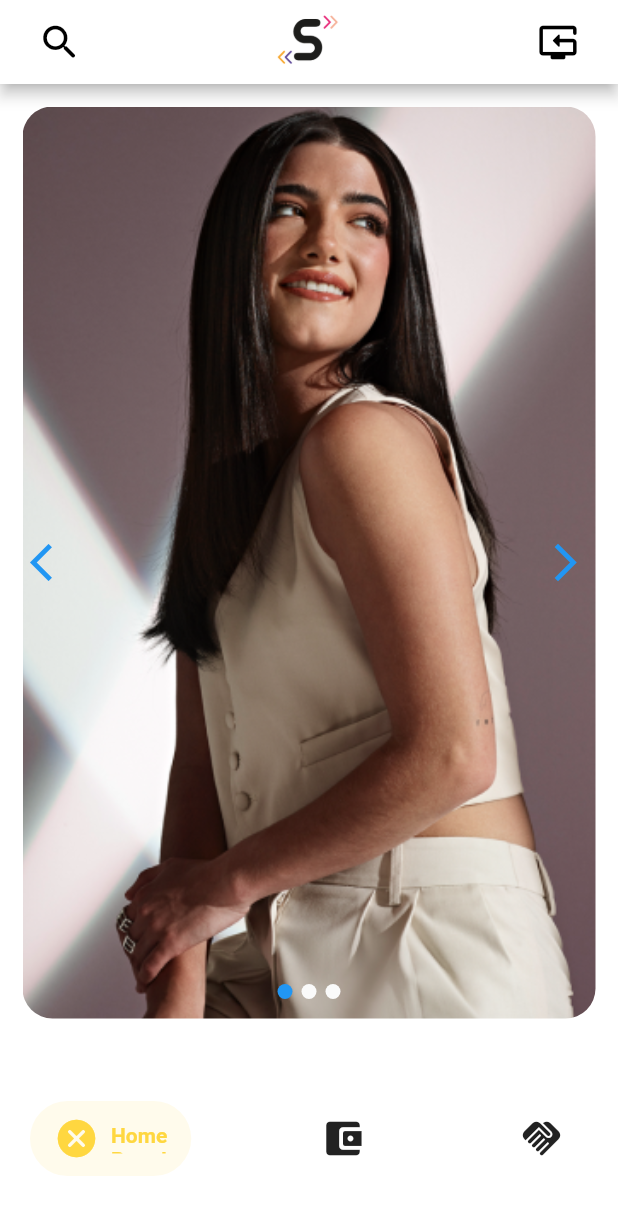
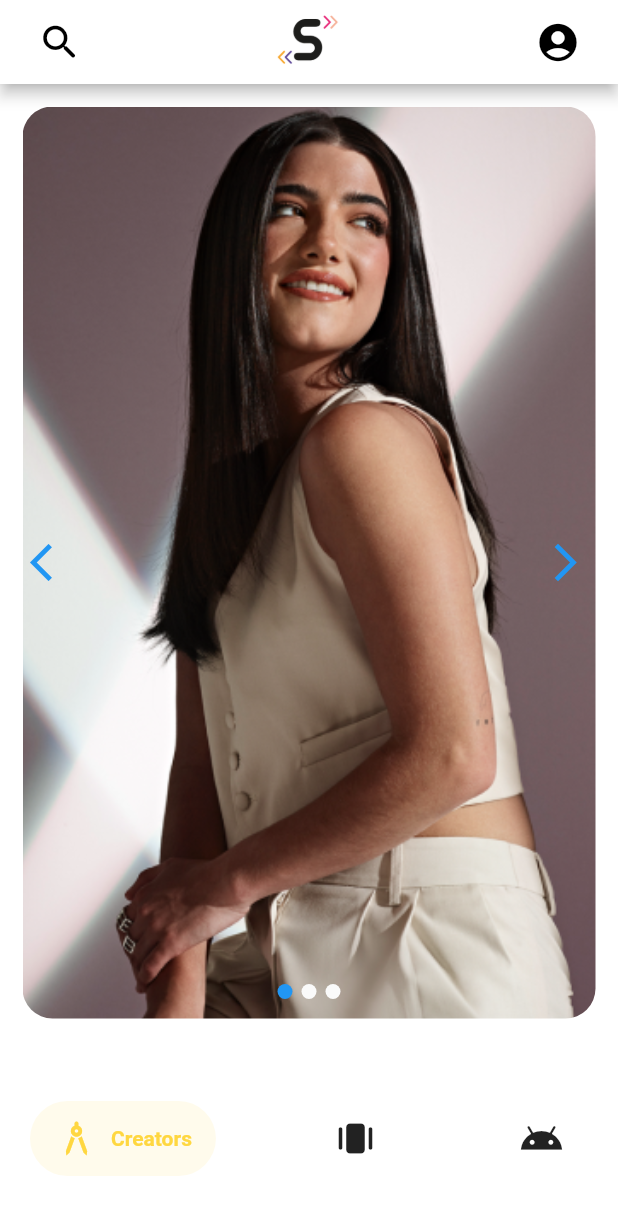
Before and after one commit to MelaineF/SOFT, a Flutter app: the HomePage screen opened by its route, on a phone screen of 412 x 824 dp. Shown: the top 1215 px of the screen. Run offline on Flutter 3.47's test engine with Material 2 defaults, Android fonts, the phone set to English and light mode, and no system bars; drawn by our look-alikes of card_swiper, salomon_bottom_bar; our stand-ins replace auto_route, bloc, buttons_tabbar, cloud_firestore, connectivity_plus, equatable and 11 more; missing offline and left inert: argon2; accounts and stored records are empty; generated files the repository leaves out were written again.

```diff
--- a/lib/core/firebase/databse_service.dart
+++ b/lib/core/firebase/database_service.dart
@@ -3,7 +3,7 @@ import 'package:cloud_firestore/cloud_firestore.dart';
 class DatabaseService {
   final String? uid;
 
-  DatabaseService({this.uid});
+  DatabaseService(this.uid);
 
   // reference for our collections
   final CollectionReference userCollection =
--- a/lib/core/firebase/firebase_repository.dart
+++ b/lib/core/firebase/firebase_repository.dart
@@ -7,6 +7,7 @@ import 'package:firebase_database/firebase_database.dart';
 abstract class FirebaseRepository<T extends IFirebaseData> {
   FirebaseDatabase database = FirebaseDatabase.instance;
   User? currentUser;
+  String? fcmToken;
 
   bool isLoggedIn() => currentUser != null;
 
--- a/lib/features/home/presentation/page/home_brand_page.dart
+++ b/lib/features/home/presentation/page/home_brand_page.dart
@@ -31,18 +31,22 @@ class _HomeBrandPageState extends State<HomeBrandPage> {
                   case 0:
                     return const SwipeCard(
                       picturePath: 'assets/images/card_humain_1.png',
+                      creatorName: 'Humain 1',
                     );
                   case 1:
                     return const SwipeCard(
                       picturePath: 'assets/images/card_humain_2.png',
+                      creatorName: 'Humain 2',
                     );
                   case 2:
                     return const SwipeCard(
                       picturePath: 'assets/images/card_humain_3.png',
+                      creatorName: 'Humain 3',
                     );
                   default:
                     return const SwipeCard(
                       picturePath: 'assets/images/card_humain_1.png',
+                      creatorName: 'Humain 1',
                     );
                 }
               },
--- a/lib/features/home/presentation/page/home_page.dart
+++ b/lib/features/home/presentation/page/home_page.dart
@@ -27,7 +27,7 @@ class HomePage extends StatelessWidget {
                 height: 50,
               ),
               IconButton(
-                icon: const Icon(Icons.reset_tv_rounded),
+                icon: const Icon(Icons.account_circle),
                 iconSize: 30,
                 onPressed: () {
                   context.router.push(const MyProfilBrandRoute());
@@ -51,26 +51,26 @@ class HomePage extends StatelessWidget {
             SalomonBottomBarItem(
               selectedColor: Colors.amberAccent,
               icon: const Icon(
-                Icons.cancel_rounded,
+                Icons.architecture_rounded,
                 size: 30,
               ),
-              title: const Text('Home\nBrand'),
+              title: const Text('Creators'),
             ),
             SalomonBottomBarItem(
               selectedColor: Colors.blue[200],
               icon: const Icon(
-                Icons.account_balance_wallet_rounded,
+                Icons.amp_stories_rounded,
                 size: 30,
               ),
-              title: const Text('Home\nContent\nCreator'),
+              title: const Text('Brands'),
             ),
             SalomonBottomBarItem(
               selectedColor: Colors.greenAccent[100],
               icon: const Icon(
-                Icons.handshake_rounded,
+                Icons.android_rounded,
                 size: 30,
               ),
-              title: const Text('Profil\nBrand'),
+              title: const Text('???'),
             ),
           ],
         ),
--- a/lib/features/home/presentation/widget/swipe_card.dart
+++ b/lib/features/home/presentation/widget/swipe_card.dart
@@ -2,14 +2,17 @@ import 'package:Swipe/core/helper/app_constants.dart';
 import 'package:Swipe/core/navigation/app.router.gr.dart';
 import 'package:Swipe/core/widget/custom_elevated_button.dart';
 import 'package:Swipe/core/widget/custom_outlined_button.dart';
+import 'package:Swipe/features/login_register_feature/data/repository_impl/signin_repository.dart';
 import 'package:auto_route/auto_route.dart';
 import 'package:flutter/material.dart';
 import 'package:flutter_gen/gen_l10n/app_localizations.dart';
+import 'package:nanoid/nanoid.dart';
 
 class SwipeCard extends StatefulWidget {
-  const SwipeCard({Key? key, required this.picturePath}) : super(key: key);
+  const SwipeCard({Key? key, required this.picturePath, required this.creatorName}) : super(key: key);
 
   final String picturePath;
+  final String creatorName;
 
   @override
   State<SwipeCard> createState() => _SwipeCardState();
@@ -34,7 +37,7 @@ class _SwipeCardState extends State<SwipeCard> {
                   builder: (BuildContext context) => AlertDialog(
                     title: Text(
                       /// Todo : change her/him
-                      '${AppLocalizations.of(context)!.popupMatchWith} her/him',
+                      '${AppLocalizations.of(context)!.popupMatchWith} ${widget.creatorName}',
                       style:
                           const TextStyle(fontSize: AppConstants.paddingMedium),
                     ),
@@ -58,12 +61,13 @@ class _SwipeCardState extends State<SwipeCard> {
                             width: MediaQuery.of(context).size.width / 3,
                             label: AppLocalizations.of(context)!.openBt,
                             onTape: () {
+                              SigninRepository repo = SigninRepository();
                               context.router.pop();
                               context.router.push(
                                 ChatRoute(
-                                  groupId: '1',
-                                  groupName: 'groupName',
-                                  userName: 'userName',
+                                  groupId: nanoid(),
+                                  groupName: widget.creatorName + "'s Chat",
+                                  userName: repo.currentUser?.displayName ?? "username",
                                 ),
                               );
                             },
--- a/pubspec.yaml
+++ b/pubspec.yaml
@@ -39,6 +39,8 @@ dependencies:
   salomon_bottom_bar: ^3.3.1
   shared_preferences: ^2.0.18
   validators: ^3.0.0
+  firebase_storage: ^11.1.1
+  firebase_messaging: ^14.4.1
 
 dev_dependencies:
   flutter_test:
```
Also changed, not shown: lib/features/chat/presentation/page/chat_page.dart (+4 -5 lines), lib/features/login_register_feature/data/repository_impl/signup_repository.dart (+2 -5 lines), lib/features/login_register_feature/presentation/page/register_page.dart (+30 -35 lines), lib/features/login_register_feature/presentation/page/signin_page.dart (+20 -34 lines), lib/main.dart (+13 -2 lines), pubspec.lock, 1 other file.
